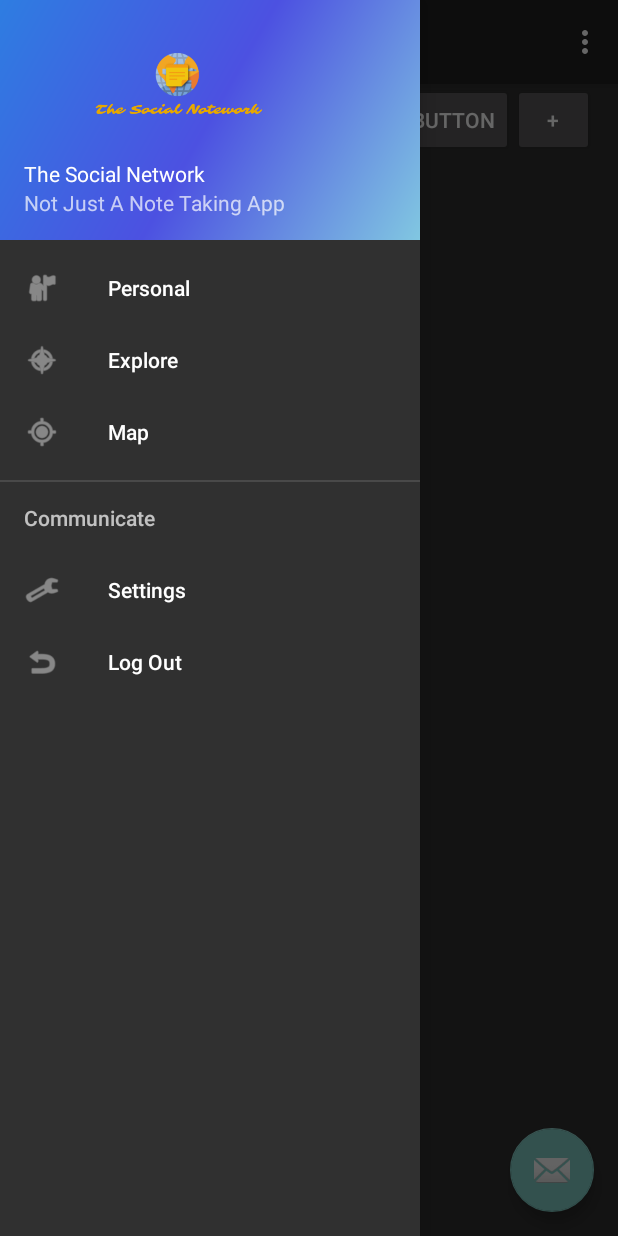
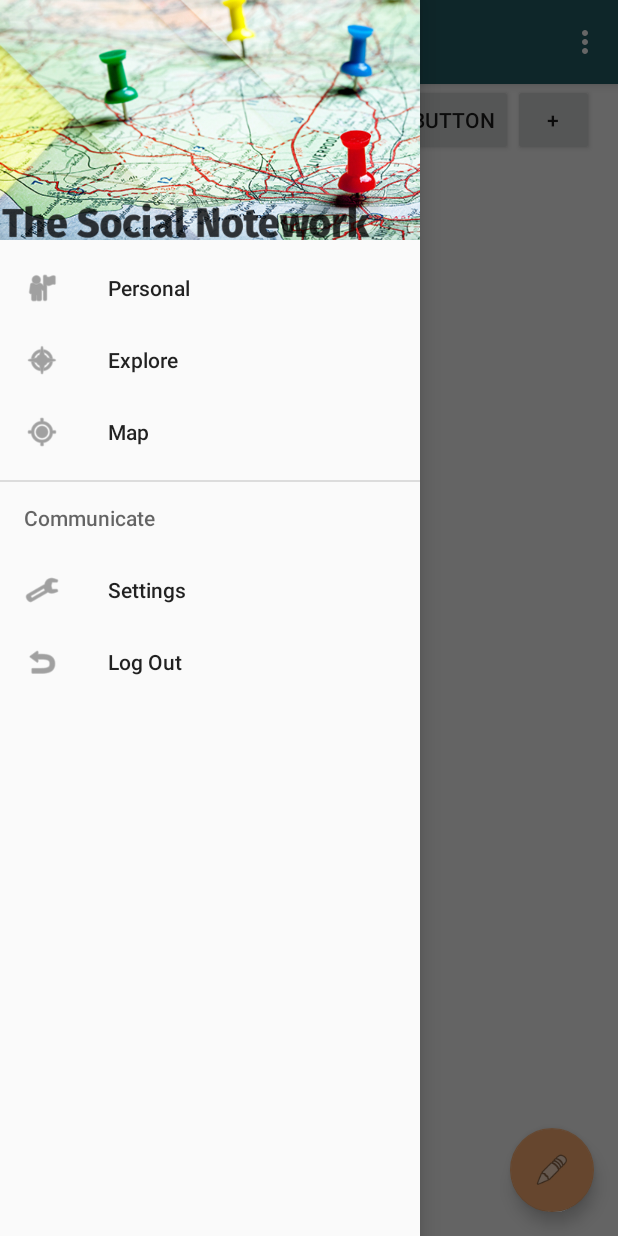
Before and after one commit to aranzaiger/TheSocialNotework-Android, an Android app: the screen it shows after launch (MainActivity), with the side drawer open, on a phone screen of 412 x 824 dp. Run offline under Robolectric (Android 15) with nearby library versions, the phone set to English and light mode, and no system bars.

Commit message:
New Style - Fixed some layout issues

```diff
--- a/app/src/main/AndroidManifest.xml
+++ b/app/src/main/AndroidManifest.xml
@@ -20,7 +20,7 @@
         android:theme="@style/AppTheme">
         <activity
             android:name=".MainActivity"
-            android:theme="@style/Theme.Design.NoActionBar">
+            android:theme="@style/AppTheme.NoActionBar">
             <intent-filter>
                 <action android:name="android.intent.action.MAIN" />
 
--- a/app/src/main/java/com/android_app/matan/ara/sagi/thesocialnotework/MainActivity.java
+++ b/app/src/main/java/com/android_app/matan/ara/sagi/thesocialnotework/MainActivity.java
@@ -18,6 +18,8 @@ import android.view.MenuItem;
 public class MainActivity extends AppCompatActivity
         implements NavigationView.OnNavigationItemSelectedListener {
 
+    protected final String TAG = "[TSN / MainActivity]";
+
     @Override
     protected void onCreate(Bundle savedInstanceState) {
         super.onCreate(savedInstanceState);
@@ -29,7 +31,7 @@ public class MainActivity extends AppCompatActivity
         fab.setOnClickListener(new View.OnClickListener() {
             @Override
             public void onClick(View view) {
-                Snackbar.make(view, "Replace with your own action", Snackbar.LENGTH_LONG)
+                Snackbar.make(view, "This should Open the new Note thingy", Snackbar.LENGTH_LONG)
                         .setAction("Action", null).show();
             }
         });
@@ -44,11 +46,13 @@ public class MainActivity extends AppCompatActivity
         navigationView.setNavigationItemSelectedListener(this);
 
         //Change Layout
+        Log.d(TAG, "Changing Fragment to Personal Activity");
         PersonalFragment personalFragment = new PersonalFragment();
         FragmentTransaction ft = getSupportFragmentManager().beginTransaction();
         ft.replace(R.id.fragment_container, personalFragment);
         ft.commit();
-        Log.d("TAG", "asdasdasdasdasdsssssssssssssssssssssssssssssssss");
+        Log.d(TAG, "Changed");
+
     }
 
     @Override
--- a/app/src/main/res/layout/app_bar_main.xml
+++ b/app/src/main/res/layout/app_bar_main.xml
@@ -33,6 +33,6 @@
         android:layout_height="wrap_content"
         android:layout_gravity="bottom|end"
         android:layout_margin="@dimen/fab_margin"
-        android:src="@android:drawable/ic_dialog_email" />
+        android:src="@android:drawable/ic_menu_edit" />
 
 </android.support.design.widget.CoordinatorLayout>
--- a/app/src/main/res/layout/content_main.xml
+++ b/app/src/main/res/layout/content_main.xml
@@ -9,7 +9,7 @@
     android:paddingRight="@dimen/activity_horizontal_margin"
     android:paddingTop="@dimen/activity_vertical_margin"
     app:layout_behavior="@string/appbar_scrolling_view_behavior"
-    tools:context="com.android_app.matan.ara.sagi.thesocialnotework.MainActivity"
-    tools:showIn="@layout/app_bar_main">
+
+    >
 
 </RelativeLayout>
--- a/app/src/main/res/layout/nav_header_main.xml
+++ b/app/src/main/res/layout/nav_header_main.xml
@@ -2,7 +2,7 @@
 <LinearLayout xmlns:android="http://schemas.android.com/apk/res/android"
     android:layout_width="match_parent"
     android:layout_height="@dimen/nav_header_height"
-    android:background="@drawable/side_nav_bar"
+    android:background="@drawable/header_nav"
     android:gravity="bottom"
     android:orientation="vertical"
     android:paddingBottom="@dimen/activity_vertical_margin"
@@ -11,24 +11,4 @@
     android:paddingTop="@dimen/activity_vertical_margin"
     android:theme="@style/ThemeOverlay.AppCompat.Dark">
 
-    <ImageView
-        android:id="@+id/imageView"
-        android:layout_width="207dp"
-        android:layout_height="74dp"
-        android:paddingTop="@dimen/nav_header_vertical_spacing"
-        android:src="@drawable/logo" />
-
-    <TextView
-        android:layout_width="match_parent"
-        android:layout_height="wrap_content"
-        android:paddingTop="@dimen/nav_header_vertical_spacing"
-        android:text="The Social Network"
-        android:textAppearance="@style/TextAppearance.AppCompat.Body1" />
-
-    <TextView
-        android:id="@+id/textView"
-        android:layout_width="wrap_content"
-        android:layout_height="wrap_content"
-        android:text="Not Just A Note Taking App" />
-
 </LinearLayout>
--- a/app/src/main/res/values/colors.xml
+++ b/app/src/main/res/values/colors.xml
@@ -1,6 +1,6 @@
 <?xml version="1.0" encoding="utf-8"?>
 <resources>
-  <color name="colorPrimary">#3F51B5</color>
-  <color name="colorPrimaryDark">#303F9F</color>
-  <color name="colorAccent">#FF4081</color>
+  <color name="colorPrimary">#246068</color>
+  <color name="colorPrimaryDark">#012e34</color>
+  <color name="colorAccent">#ffb073</color>
 </resources>
```
Also changed, not shown: app/src/main/res/layout/note_view_full.xml (+33 -23 lines), app/src/main/res/drawable/header_nav.jpg (added).
